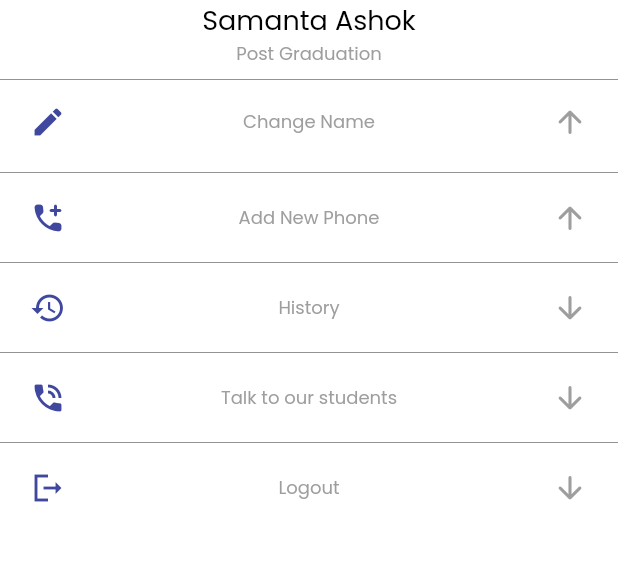
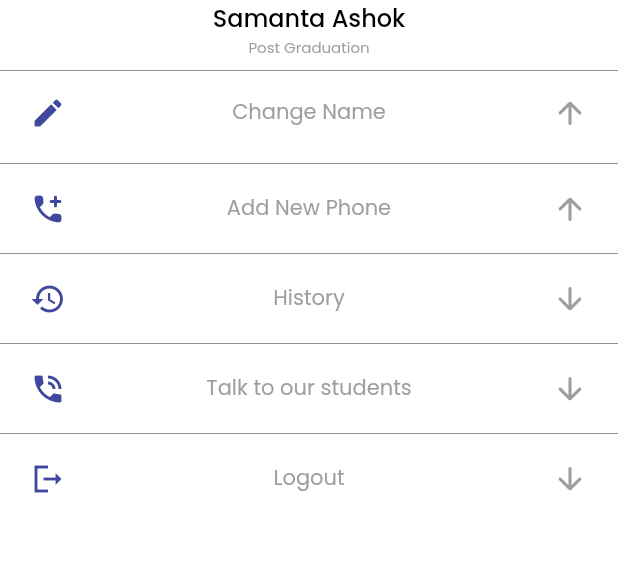
Before and after one commit to richeib/eduzet1, a Flutter app: the Profile2 screen opened directly, on a phone screen of 412 x 824 dp, the part 324-885 px from its top. Run offline on Flutter 3.47's test engine with Material 2 defaults, Android fonts, the phone set to English and light mode, and no system bars; our stand-ins replace animated_text_kit, flutter_rating_bar, google_fonts, google_nav_bar, introduction_screen, lottie and 2 more.

Commit message:
11-10-23

```diff
--- a/lib/view/tprofile.dart
+++ b/lib/view/tprofile.dart
@@ -31,13 +31,15 @@ class _Profile2State extends State<Profile2> {
           Text(
             'Samanta Ashok',
             style: GoogleFonts.poppins(
-              fontSize: Dimensions.fontSizeExtraLarge,
+              fontSize: Dimensions.fontSizeLarge,
+              fontWeight: FontWeight.w500,
               color: Colors.black,
             ),
           ),
           Text(
             'Post Graduation',
-            style: GoogleFonts.poppins(color: Colors.grey, fontSize: Dimensions.fontSizeSmall),
+            style: GoogleFonts.poppins(
+                color: Colors.grey, fontSize: Dimensions.fontSizeExtraSmall),
           ),
           const Divider(
             color: Color(0xFF939393),
@@ -62,12 +64,16 @@ class _Profile2State extends State<Profile2> {
                       ),
                       Text(
                         'Change Name',
-                        style: GoogleFonts.poppins(color: Colors.grey, fontSize: Dimensions.fontSizeSmall),
+                        style: GoogleFonts.poppins(
+                            color: Colors.grey,
+                            fontSize: Dimensions.fontSizeDefault),
                       ),
                       GestureDetector(
                         child: Icon(
                           color: Colors.grey,
-                          expanded ? Icons.arrow_upward_rounded : Icons.arrow_downward_rounded,
+                          expanded
+                              ? Icons.arrow_upward_rounded
+                              : Icons.arrow_downward_rounded,
                         ),
                         onTap: () {
                           setState(() {
@@ -93,10 +99,13 @@ class _Profile2State extends State<Profile2> {
                               child: TextField(
                                 textAlign: TextAlign.center,
                                 decoration: InputDecoration(
-                                  hintStyle: GoogleFonts.poppins(color: Colors.grey),
+                                  hintStyle:
+                                      GoogleFonts.poppins(color: Colors.grey),
                                   hintText: 'samantha ashok',
                                 ),
-                                style: GoogleFonts.poppins(color: Colors.grey, fontSize: Dimensions.fontSizeSmall),
+                                style: GoogleFonts.poppins(
+                                    color: Colors.grey,
+                                    fontSize: Dimensions.fontSizeDefault),
                               ),
                             ),
                             GestureDetector(
@@ -136,10 +145,14 @@ class _Profile2State extends State<Profile2> {
                       ),
                       Text(
                         'Add New Phone',
-                        style: GoogleFonts.poppins(color: Colors.grey, fontSize: Dimensions.fontSizeSmall),
+                        style: GoogleFonts.poppins(
+                            color: Colors.grey,
+                            fontSize: Dimensions.fontSizeDefault),
                       ),
                       Icon(
-                        expanded ? Icons.arrow_upward_rounded : Icons.arrow_downward_rounded,
+                        expanded
+                            ? Icons.arrow_upward_rounded
+                            : Icons.arrow_downward_rounded,
                         color: Colors.grey,
                       ),
                     ],
@@ -157,10 +170,13 @@ class _Profile2State extends State<Profile2> {
                               child: TextField(
                                 textAlign: TextAlign.center,
                                 decoration: InputDecoration(
-                                  hintStyle: GoogleFonts.poppins(color: Colors.grey),
+                                  hintStyle:
+                                      GoogleFonts.poppins(color: Colors.grey),
                                   hintText: 'samantha ashok',
                                 ),
-                                style: GoogleFonts.poppins(color: Colors.grey, fontSize: Dimensions.fontSizeSmall),
+                                style: GoogleFonts.poppins(
+                                    color: Colors.grey,
+                                    fontSize: Dimensions.fontSizeDefault),
                               ),
                             ),
                             GestureDetector(
@@ -198,7 +214,9 @@ class _Profile2State extends State<Profile2> {
                   ),
                   Text(
                     'History',
-                    style: GoogleFonts.poppins(color: Colors.grey, fontSize: Dimensions.fontSizeSmall),
+                    style: GoogleFonts.poppins(
+                        color: Colors.grey,
+                        fontSize: Dimensions.fontSizeDefault),
                   ),
                   Icon(
                     Icons.arrow_downward_rounded,
@@ -229,7 +247,9 @@ class _Profile2State extends State<Profile2> {
                   ),
                   Text(
                     'Talk to our students',
-                    style: GoogleFonts.poppins(color: Colors.grey, fontSize: Dimensions.fontSizeSmall),
+                    style: GoogleFonts.poppins(
+                        color: Colors.grey,
+                        fontSize: Dimensions.fontSizeDefault),
                   ),
                   Icon(
                     Icons.arrow_downward_rounded,
@@ -260,7 +280,9 @@ class _Profile2State extends State<Profile2> {
                   ),
                   Text(
                     'Logout',
-                    style: GoogleFonts.poppins(color: Colors.grey, fontSize: Dimensions.fontSizeSmall),
+                    style: GoogleFonts.poppins(
+                        color: Colors.grey,
+                        fontSize: Dimensions.fontSizeDefault),
                   ),
                   Icon(
                     Icons.arrow_downward_rounded,
--- a/lib/widgets/colour.dart
+++ b/lib/widgets/colour.dart
@@ -3,6 +3,7 @@ import 'package:flutter/material.dart';
 class ColorResources {
   static const Color btcolour = Color(0xFF3f489e);
   static const Color txcolour = Color(0xFF1F2B5D);
+  static const Color txcolour1 = Color(0xFF1f2b5d);
   static const Color footerCol0r = Color(0xFFFFDDD9);
   static const Color cardShadowColor = Color(0xFFA7A7A7);
 }
--- a/lib/widgets/navigator_bar.dart
+++ b/lib/widgets/navigator_bar.dart
@@ -28,6 +28,7 @@ class DashboardScreenState extends State<DashboardScreen> {
   Widget build(BuildContext context) {
     double displayWidth = MediaQuery.of(context).size.width;
     return Scaffold(
+
       bottomNavigationBar: Container(
         margin: EdgeInsets.all(displayWidth * .05),
         height: displayWidth * .155,
```
Also changed, not shown: lib/view/lcollege.dart (+12 -7 lines), lib/view/ohome.dart (+23 -16 lines), 5 other files.
